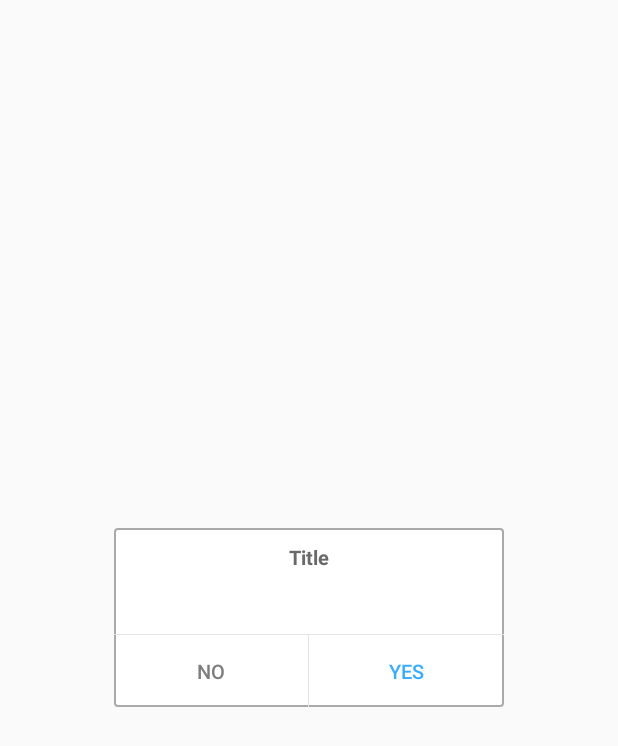
After one commit to MoeRookie/LiQunALiFacePay, an Android app: the layout dialog_multiple.xml on its own in the app's theme, with its tools: preview values and no code run, on a phone screen of 412 x 824 dp. The commit adds this screen. Shown: the top 746 px of the screen. Run offline under Robolectric (Android 15) with nearby library versions, the phone set to English and light mode, and no system bars.

```diff
--- a/app/src/main/AndroidManifest.xml
+++ b/app/src/main/AndroidManifest.xml
@@ -2,6 +2,7 @@
 <manifest xmlns:android="http://schemas.android.com/apk/res/android"
     package="com.liqun.www.liqunalifacepay">
     <uses-permission android:name="android.permission.INTERNET"/>
+    <uses-permission android:name="android.permission.READ_EXTERNAL_STORAGE"/>
     <application
         android:name=".application.ALiFacePayApplication"
         android:allowBackup="true"
--- a/app/src/main/java/com/liqun/www/liqunalifacepay/application/ConstantValue.java
+++ b/app/src/main/java/com/liqun/www/liqunalifacepay/application/ConstantValue.java
@@ -61,4 +61,8 @@ public class ConstantValue {
      * 设置需要的密码值
      */
     public static final String VALUE_SETTING_PWD = "111333777";
+    /**
+     * 购物袋信息的key
+     */
+    public static final String KEY_SHOPPING_BAG_MSG = "key_shopping_bag_msg";
 }
--- a/app/src/main/res/drawable/shape_bg_dialog_global.xml
+++ b/app/src/main/res/drawable/shape_bg_dialog_global.xml
@@ -1,6 +1,6 @@
 <?xml version="1.0" encoding="utf-8"?>
 <shape xmlns:android="http://schemas.android.com/apk/res/android">
     <corners android:radius="2dp"/>
-    <stroke android:color="@color/darkgray" android:width="1.5dp"/>
+    <stroke android:color="@color/darkgray" android:width="1dp"/>
     <solid android:color="@color/white"/>
 </shape>
--- /dev/null
+++ b/app/src/main/res/layout/dialog_multiple.xml
@@ -0,0 +1,68 @@
+<?xml version="1.0" encoding="utf-8"?>
+<RelativeLayout xmlns:android="http://schemas.android.com/apk/res/android"
+    android:layout_width="match_parent"
+    android:layout_height="match_parent"
+    android:background="#11ffffff">
+    <LinearLayout
+        android:layout_width="260dp"
+        android:layout_height="wrap_content"
+        android:layout_centerInParent="true"
+        android:background="@drawable/shape_bg_dialog_global"
+        android:orientation="vertical">
+        <TextView
+            android:id="@+id/tv_title"
+            android:layout_width="wrap_content"
+            android:layout_height="wrap_content"
+            android:layout_gravity="center"
+            android:layout_margin="10dp"
+            android:text="Title"
+            android:textColor="@color/dimgray"
+            android:textSize="13sp"
+            android:textStyle="bold" />
+        <android.support.v7.widget.RecyclerView
+            android:id="@+id/rv_multiple"
+            android:layout_width="match_parent"
+            android:layout_height="wrap_content"
+            android:layout_marginLeft="24dp"
+            android:layout_marginTop="12dp"
+            android:layout_marginRight="24dp"
+            android:layout_marginBottom="8dp"
+            android:padding="6dp">
+        </android.support.v7.widget.RecyclerView>
+        <View
+            android:layout_width="match_parent"
+            android:layout_height="0.5dp"
+            android:background="#E4E4E4" />
+        <LinearLayout
+            android:layout_width="match_parent"
+            android:layout_height="wrap_content"
+            android:orientation="horizontal">
+            <Button
+                android:id="@+id/btn_no"
+                android:layout_width="0dp"
+                android:layout_height="wrap_content"
+                android:layout_weight="1"
+                android:padding="12dp"
+                android:background="@null"
+                android:gravity="center"
+                android:text="No"
+                android:textColor="#7D7D7D"
+                android:textSize="13sp" />
+            <View
+                android:layout_width="0.5dp"
+                android:layout_height="match_parent"
+                android:background="#E4E4E4" />
+            <Button
+                android:id="@+id/btn_yes"
+                android:layout_width="0dp"
+                android:layout_height="match_parent"
+                android:layout_weight="1"
+                android:padding="12dp"
+                android:background="@null"
+                android:gravity="center"
+                android:text="Yes"
+                android:textColor="#38ADFF"
+                android:textSize="13sp" />
+        </LinearLayout>
+    </LinearLayout>
+</RelativeLayout>
```
Also changed, not shown: app/src/main/java/com/liqun/www/liqunalifacepay/application/ALiFacePayApplication.java (+62 -1 lines), app/src/main/java/com/liqun/www/liqunalifacepay/data/bean/ShoppingBagBean.java (added, +59 -0 lines), app/src/main/java/com/liqun/www/liqunalifacepay/ui/activity/SettingActivity.java (+109 -1 lines), app/src/main/java/com/liqun/www/liqunalifacepay/ui/adapter/ShoppingBagAdapter.java (added, +72 -0 lines), app/src/main/java/com/liqun/www/liqunalifacepay/ui/view/MultipleDialog.java (added, +132 -0 lines), app/src/main/res/layout/item_multiple.xml (added, +8 -0 lines).
